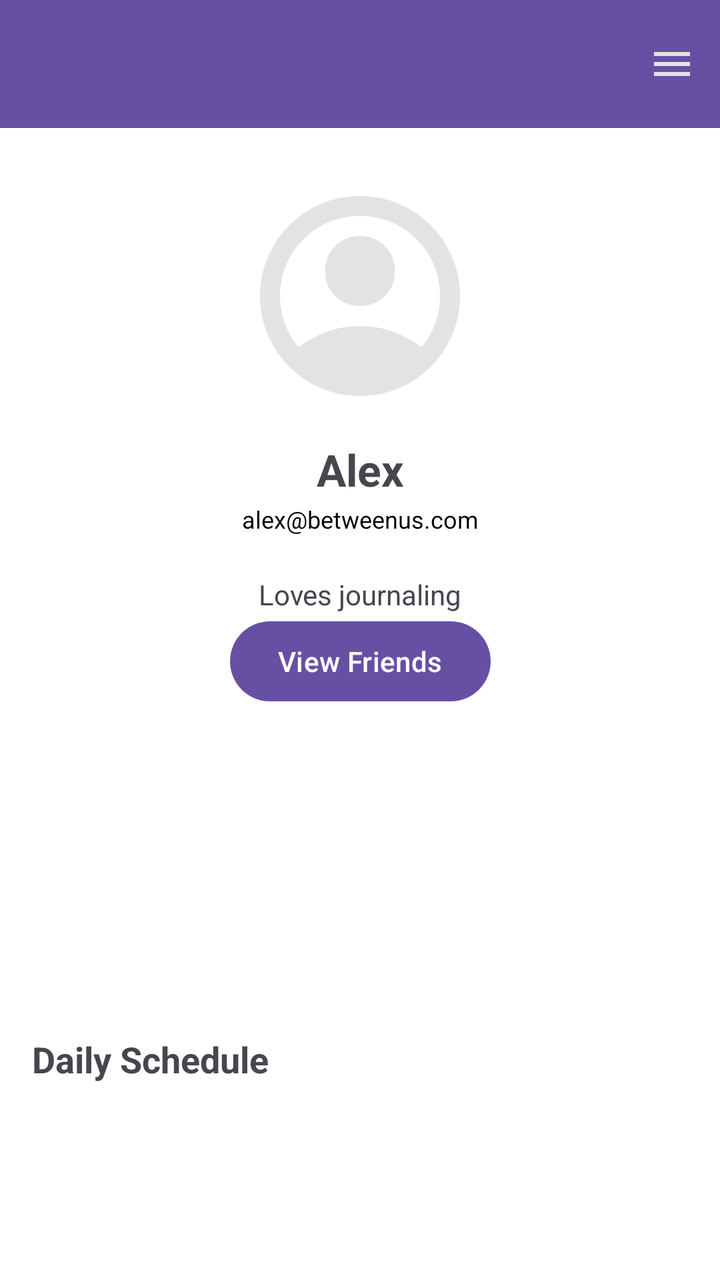
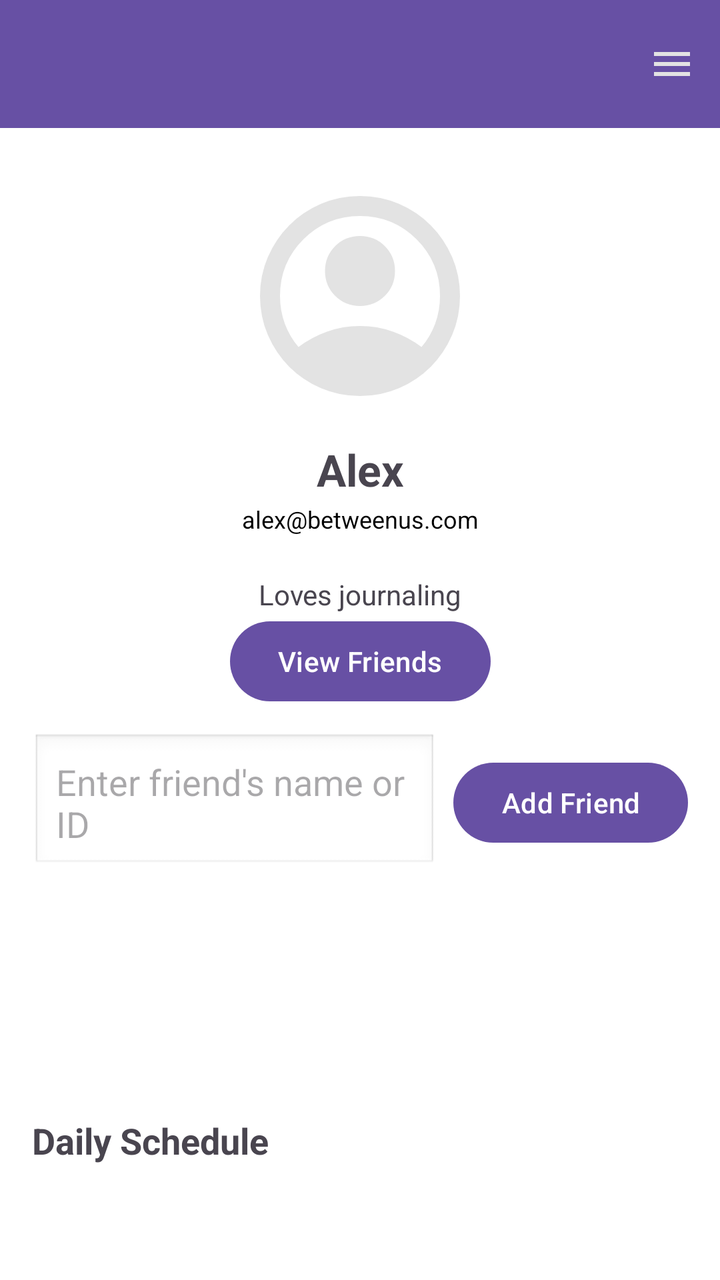

Two renders of the same Android screen: before a commit and after it. Below are the layout's source before the change and the commit's diff.
<!-- AndroidManifest.xml: application theme Theme.BetweenUs -->
<!-- res/layout/fragment_profile.xml -->
<?xml version="1.0" encoding="utf-8"?>
<androidx.constraintlayout.widget.ConstraintLayout
    xmlns:android="http://schemas.android.com/apk/res/android"
    xmlns:app="http://schemas.android.com/apk/res-auto"
    android:layout_width="match_parent"
    android:layout_height="match_parent"
    android:background="@color/white">

    
    <com.google.android.material.appbar.MaterialToolbar
        android:id="@+id/profileToolbar"
        android:layout_width="0dp"
        android:layout_height="wrap_content"
        android:title="Profile"
        android:background="?attr/colorPrimary"
        android:titleTextColor="@android:color/white"
        app:menu="@menu/profile_menu"
        app:layout_constraintTop_toTopOf="parent"
        app:layout_constraintStart_toStartOf="parent"
        app:layout_constraintEnd_toEndOf="parent"/>

    
    <ImageView
        android:id="@+id/profileImage"
        android:layout_width="120dp"
        android:layout_height="120dp"
        android:layout_marginTop="24dp"
        android:src="@drawable/profilebtn_filled"
        android:scaleType="centerCrop"
        app:layout_constraintTop_toBottomOf="@id/profileToolbar"
        app:layout_constraintStart_toStartOf="parent"
        app:layout_constraintEnd_toEndOf="parent"/>

    
    <TextView
        android:id="@+id/profileUsername"
        android:layout_width="wrap_content"
        android:layout_height="wrap_content"
        android:text="Alex"
        android:textSize="22sp"
        android:textStyle="bold"
        android:layout_marginTop="12dp"
        app:layout_constraintTop_toBottomOf="@id/profileImage"
        app:layout_constraintStart_toStartOf="parent"
        app:layout_constraintEnd_toEndOf="parent"/>

    
    <TextView
        android:id="@+id/profileEmail"
        android:layout_width="wrap_content"
        android:layout_height="wrap_content"
        android:text="alex@betweenus.com"
        android:textSize="12sp"
        android:textColor="@android:color/black"
        android:layout_marginTop="2dp"
        app:layout_constraintTop_toBottomOf="@id/profileUsername"
        app:layout_constraintStart_toStartOf="parent"
        app:layout_constraintEnd_toEndOf="parent"/>

    
    <TextView
        android:id="@+id/profileBio"
        android:layout_width="0dp"
        android:layout_height="wrap_content"
        android:text="Loves journaling"
        android:layout_margin="20dp"
        android:gravity="center"
        app:layout_constraintTop_toBottomOf="@id/profileEmail"
        app:layout_constraintStart_toStartOf="parent"
        app:layout_constraintEnd_toEndOf="parent"/>

    
    <Button
        android:id="@+id/viewFriendsButton"
        android:layout_width="wrap_content"
        android:layout_height="wrap_content"
        android:text="View Friends"
        app:layout_constraintTop_toBottomOf="@id/profileBio"
        app:layout_constraintStart_toStartOf="parent"
        app:layout_constraintEnd_toEndOf="parent"/>

    
    <androidx.recyclerview.widget.RecyclerView
        android:id="@+id/recycler_view_friends"
        android:layout_width="0dp"
        android:layout_height="0dp"
        android:layout_margin="16dp"
        android:visibility="gone"
        app:layout_constraintTop_toBottomOf="@id/viewFriendsButton"
        app:layout_constraintStart_toStartOf="parent"
        app:layout_constraintEnd_toEndOf="parent"
        app:layout_constraintBottom_toBottomOf="parent"/>

    
    <TextView
        android:id="@+id/scheduleTitle"
        android:layout_width="wrap_content"
        android:layout_height="wrap_content"
        android:text="Daily Schedule"
        android:textSize="18sp"
        android:textStyle="bold"
        android:layout_marginTop="20dp"
        app:layout_constraintTop_toBottomOf="@id/recycler_view_friends"
        app:layout_constraintStart_toStartOf="parent"
        android:layout_marginStart="16dp"/>

    

    











































    





















</androidx.constraintlayout.widget.ConstraintLayout>
<!-- resources referenced by this layout -->
<resources>
  <color name="white">#FFFFFFFF</color>
  <!-- drawable profilebtn_filled (drawable) -->
  <vector xmlns:android="http://schemas.android.com/apk/res/android"
      android:width="24dp"
      android:height="24dp"
      android:viewportWidth="960"
      android:viewportHeight="960">
    <path
        android:pathData="M234,684q51,-39 114,-61.5T480,600q69,0 132,22.5T726,684q35,-41 54.5,-93T800,480q0,-133 -93.5,-226.5T480,160q-133,0 -226.5,93.5T160,480q0,59 19.5,111t54.5,93ZM380.5,479.5Q340,439 340,380t40.5,-99.5Q421,240 480,240t99.5,40.5Q620,321 620,380t-40.5,99.5Q539,520 480,520t-99.5,-40.5ZM480,880q-83,0 -156,-31.5T197,763q-54,-54 -85.5,-127T80,480q0,-83 31.5,-156T197,197q54,-54 127,-85.5T480,80q83,0 156,31.5T763,197q54,54 85.5,127T880,480q0,83 -31.5,156T763,763q-54,54 -127,85.5T480,880Z"
        android:fillColor="#e3e3e3"/>
  </vector>
  <style name="Theme.BetweenUs" parent="Theme.MaterialComponents.DayNight.NoActionBar">
          
          <item name="colorPrimary">@color/purple_500</item>
          <item name="colorPrimaryVariant">@color/purple_700</item>
          <item name="colorOnPrimary">@color/white</item>
          
          <item name="colorSecondary">@color/teal_200</item>
          <item name="colorSecondaryVariant">@color/teal_700</item>
          <item name="colorOnSecondary">@color/black</item>
          
          <item name="android:statusBarColor">?attr/colorPrimaryVariant</item>
          
      </style>
  <color name="purple_500">#FF6200EE</color>
  <color name="purple_700">#FF3700B3</color>
  <color name="teal_200">#FF03DAC5</color>
  <color name="teal_700">#FF018786</color>
  <color name="black">#FF000000</color>
</resources>

<!-- the commit's change to res/layout/fragment_profile.xml (unified diff, before → after) -->
@@ -80,13 +80,38 @@
         app:layout_constraintEnd_toEndOf="parent"/>
 
     
+    <EditText
+        android:id="@+id/addFriendInput"
+        android:layout_width="0dp"
+        android:layout_height="wrap_content"
+        android:hint="Enter friend's name or ID"
+        android:padding="12dp"
+        android:background="@android:drawable/edit_text"
+        app:layout_constraintTop_toBottomOf="@id/viewFriendsButton"
+        app:layout_constraintStart_toStartOf="parent"
+        app:layout_constraintEnd_toStartOf="@id/addFriendButton"
+        android:layout_marginStart="16dp"
+        android:layout_marginEnd="8dp"
+        android:layout_marginTop="12dp"/>
+
+    <Button
+        android:id="@+id/addFriendButton"
+        android:layout_width="wrap_content"
+        android:layout_height="wrap_content"
+        android:text="Add Friend"
+        app:layout_constraintTop_toTopOf="@id/addFriendInput"
+        app:layout_constraintBottom_toBottomOf="@id/addFriendInput"
+        app:layout_constraintEnd_toEndOf="parent"
+        android:layout_marginEnd="16dp"/>
+
+    
     <androidx.recyclerview.widget.RecyclerView
         android:id="@+id/recycler_view_friends"
         android:layout_width="0dp"
         android:layout_height="0dp"
         android:layout_margin="16dp"
         android:visibility="gone"
-        app:layout_constraintTop_toBottomOf="@id/viewFriendsButton"
+        app:layout_constraintTop_toBottomOf="@id/addFriendInput"
         app:layout_constraintStart_toStartOf="parent"
         app:layout_constraintEnd_toEndOf="parent"
         app:layout_constraintBottom_toBottomOf="parent"/>
